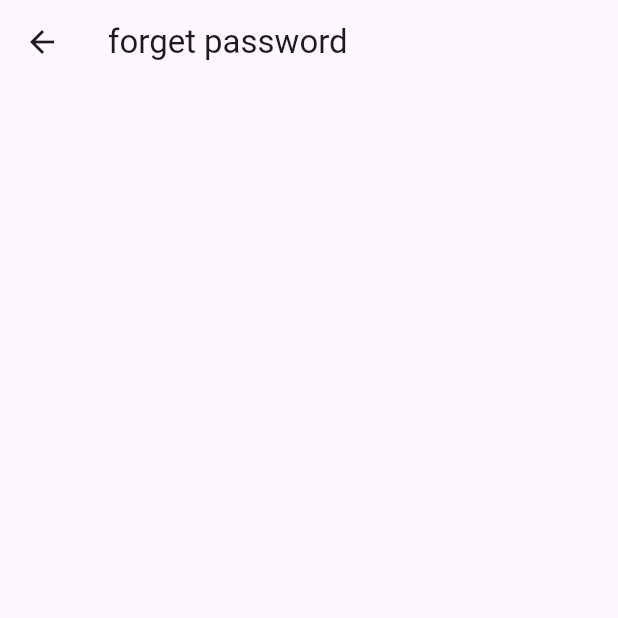
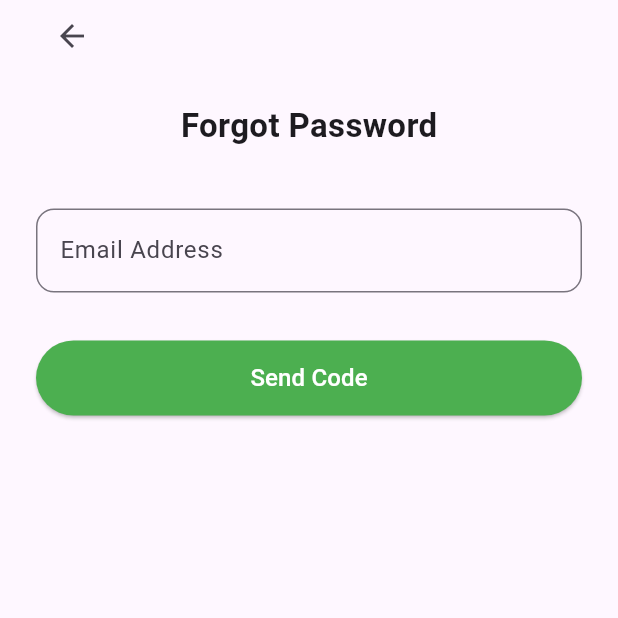
Before and after one commit to PanhaGit/task-management-app-frontend, a Flutter app: the ForgetPasswordScreen screen opened directly, on a phone screen of 412 x 824 dp, the top half of it. Run offline on Flutter 3.47's test engine with Material 3 defaults, Android fonts, the phone set to English and light mode, and no system bars; drawn by our look-alikes of flutter_form_builder; our stand-ins replace firebase_core, go_router, icons_plus, package_info_plus, scroll_date_picker; accounts and stored records are empty.

Commit message:
Forget UI Password

```diff
--- a/lib/router/app_router.dart
+++ b/lib/router/app_router.dart
@@ -11,6 +11,7 @@ extension AppRouter on BuildContext {
 
   void goToLogin () => go("auth/login");
   void goToSignup() => go('/auth/signup');
+  void goToForgetPassword() => go('/auth/forget_password');
 
 
   // Initial screens with Go
@@ -41,6 +42,7 @@ extension AppRouter on BuildContext {
   void pushToLogin () => push("/auth/login");
   void pushToSignup() => push('/auth/signup');
   void pushToDOB() => push('/auth/dob');
+  void pushToForgetPass() => push('/auth/forget_password');
 
   // Initial screens with push
   void pushToGetStart() => push('/get_start');
--- a/lib/router/routes.dart
+++ b/lib/router/routes.dart
@@ -2,6 +2,7 @@ import 'package:flutter/material.dart';
 import 'package:frontend_app_task/main_screen.dart';
 import 'package:frontend_app_task/screens/add_task/add_task_screen.dart';
 import 'package:frontend_app_task/screens/auth/date_of_brithday_screen.dart';
+import 'package:frontend_app_task/screens/auth/forget_password_screen.dart';
 import 'package:frontend_app_task/screens/auth/login_screen.dart';
 import 'package:frontend_app_task/screens/auth/signup_screen.dart';
 import 'package:frontend_app_task/screens/calendar/calendar_screen.dart';
@@ -102,8 +103,12 @@ class Routes {
           child: DateOfBrithdayScreen(),
         ),
       ),
-
-
+      GoRoute(path: "/auth/forget_password",
+      pageBuilder:  (context, state) => MaterialPage(
+      key: state.pageKey,
+        child: ForgetPasswordScreen(),
+      ),
+      )
     ],
     errorPageBuilder: (BuildContext context, GoRouterState state) => MaterialPage(
       key: state.pageKey,
--- a/lib/screens/auth/forget_password_screen.dart
+++ b/lib/screens/auth/forget_password_screen.dart
@@ -1,13 +1,89 @@
 import 'package:flutter/material.dart';
+import 'package:flutter_form_builder/flutter_form_builder.dart';
+import 'package:frontend_app_task/constants/app_colors.dart';
+import 'package:frontend_app_task/router/app_router.dart';
 
-class ForgetPasswordScreen extends StatelessWidget {
+class ForgetPasswordScreen extends StatefulWidget {
   const ForgetPasswordScreen({super.key});
+
+  @override
+  State<ForgetPasswordScreen> createState() => _ForgetPasswordScreenState();
+}
+
+class _ForgetPasswordScreenState extends State<ForgetPasswordScreen> {
+  final _formKey = GlobalKey<FormBuilderState>();
 
   @override
   Widget build(BuildContext context) {
     return Scaffold(
-      appBar: AppBar(
-        title: Text("forget password"),
+      body: SafeArea(
+        child: Padding(
+          padding: const EdgeInsets.symmetric(horizontal: 24.0),
+          child: Column(
+            crossAxisAlignment: CrossAxisAlignment.start,
+            children: [
+              // Back Button
+              IconButton(
+                icon: const Icon(Icons.arrow_back),
+                onPressed: () => context.pushToLogin(),
+              ),
+              const SizedBox(height: 20),
+
+              // Title
+              const Center(
+                child: Text(
+                  'Forgot Password',
+                  style: TextStyle(
+                    fontSize: 22,
+                    fontWeight: FontWeight.bold,
+                  ),
+                ),
+              ),
+              const SizedBox(height: 40),
+
+              // Email Field
+              FormBuilder(
+                key: _formKey,
+                child: FormBuilderTextField(
+                  name: 'email',
+                  keyboardType: TextInputType.emailAddress,
+                  decoration: InputDecoration(
+                    labelText: 'Email Address',
+                    border: OutlineInputBorder(
+                      borderRadius: BorderRadius.circular(12),
+                    ),
+                  ),
+                ),
+              ),
+              const SizedBox(height: 32),
+
+              // Send Code Button
+              SizedBox(
+                width: double.infinity,
+                height: 50,
+                child: ElevatedButton(
+                  style: ElevatedButton.styleFrom(
+                    backgroundColor: Colors.green,
+                    shape: RoundedRectangleBorder(
+                      borderRadius: BorderRadius.circular(30),
+                    ),
+                  ),
+                  onPressed: () {
+                    if (_formKey.currentState?.saveAndValidate() ?? false) {
+                      final email = _formKey.currentState?.value['email'];
+                      // TODO: send code logic here
+                      print('Sending reset code to $email');
+                    }
+                  },
+                  child: const Text(
+                    'Send Code',
+                    style: TextStyle(color: Colors.white, fontSize: 16),
+                  ),
+                ),
+              ),
+            ],
+          ),
+        ),
       ),
     );
   }
--- a/lib/screens/auth/login_screen.dart
+++ b/lib/screens/auth/login_screen.dart
@@ -179,9 +179,7 @@ class _LoginScreenState extends State<LoginScreen> {
                               ).buildButton(),
                             ),
                             Container(
-                              child: TextButton(onPressed: () {
-
-                              },
+                              child: TextButton(onPressed: () => context.goToForgetPassword(),
                                 child: Center(
                                   child: Text("Forgot password?", style: TextStyle(
                                     color: AppColors.charcoalGray,
```
Also changed, not shown: 3 other files.
